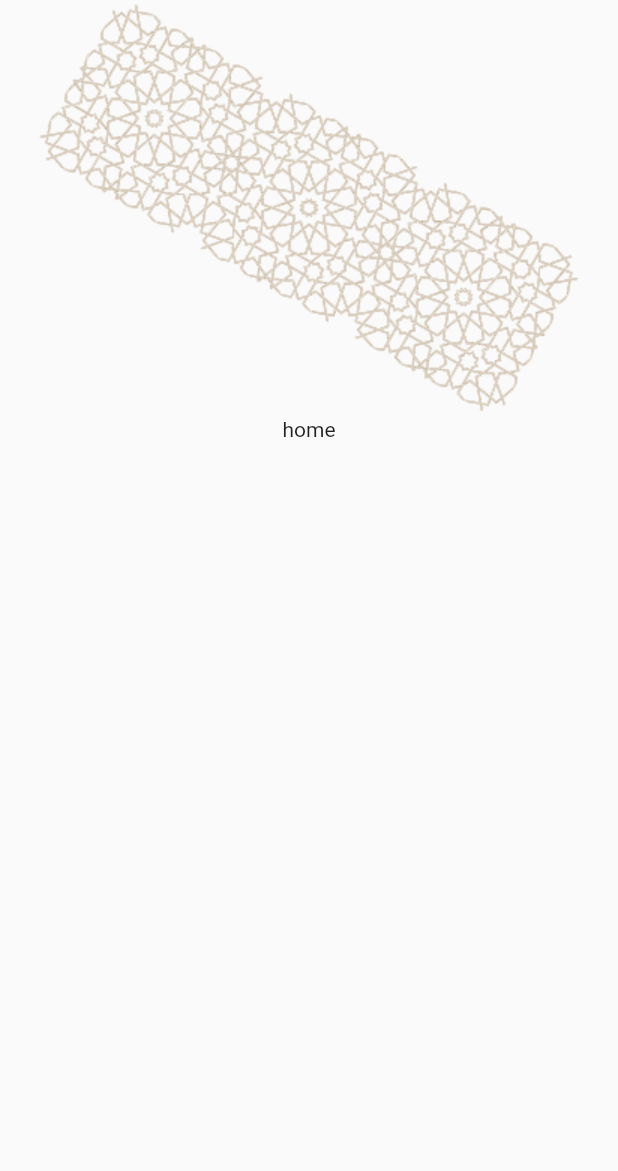
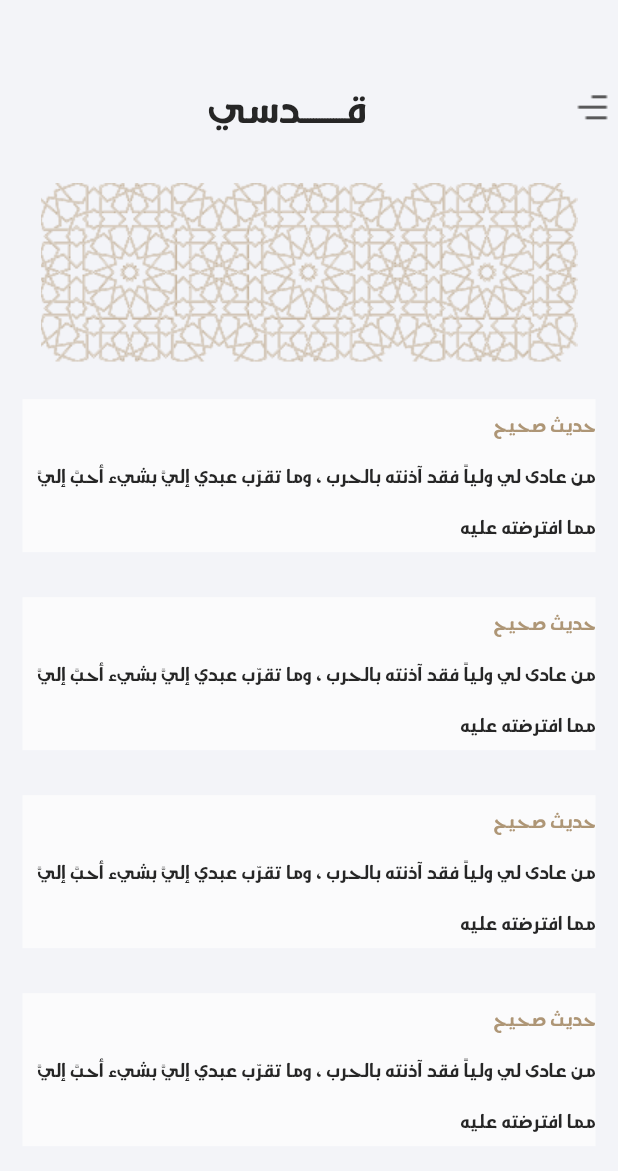
Before and after one commit to esraalshafi97/Qudsi, a Flutter app: the screen it shows after launch, on a phone screen of 412 x 824 dp. Shown: the top 1171 px of the screen. Run offline on Flutter 3.47's test engine with Material 2 defaults, Android fonts, the phone set to English and light mode, and no system bars; our stand-ins replace stacked, stacked_services.

Commit message:
first screen

```diff
--- a/lib/main.dart
+++ b/lib/main.dart
@@ -13,8 +13,17 @@ class QudsiApp extends StatelessWidget {
   Widget build(BuildContext context) {
     return MaterialApp(
       title: 'Qudsi',
+      debugShowCheckedModeBanner: false,
       theme: ThemeData(
-        primarySwatch: Colors.blue,
+       // primarySwatch:const Color(0XFFAE9676) ,
+       backgroundColor:const Color(0XFFFBFBFC) ,
+        scaffoldBackgroundColor: const Color(0XFFF3F4F8),
+        fontFamily: 'Jozoor',
+        textTheme: const TextTheme(
+      headline1: TextStyle(fontSize: 72.0, fontWeight: FontWeight.bold),
+      headline6: TextStyle(fontSize: 36.0,color: const Color(0XFFAE9676)),
+      bodyText2: TextStyle(fontSize: 14.0, fontFamily: 'Jozoor',color: Color(0XFF262626)),
+    ),
       ),
        home: HomeScreenView(),
        // MyHomePage(title: 'Qudsi Home Page'),
--- a/lib/ui/views/home/home_screen.dart
+++ b/lib/ui/views/home/home_screen.dart
@@ -1,22 +1,78 @@
 import 'package:flutter/material.dart';
+import 'package:qudsi_app/ui/widgets/headerBar.dart';
+
 class HomeScreenView extends StatelessWidget {
   const HomeScreenView({Key? key}) : super(key: key);
 
   @override
   Widget build(BuildContext context) {
     return Scaffold(
-      body: Column(
-        children: [
-          Image.asset("assets/images/image.png"),
-          Center(
+        body: SingleChildScrollView(
+          child: Directionality(
+              textDirection: TextDirection.rtl,
+              child: Column(
+          children: [
+            HeaderBar(),
+            Image.asset(
+              "assets/images/panner-design.png",
+              width: MediaQuery.of(context).size.width,
+            ),
+            Padding(
+              padding: const EdgeInsets.all(15.0),
               child: Container(
-            child: Column(
-              children: [
-              Text("home"),
-              ]),
-          )),
-        ],
-      ),
-    );
+                color: Theme.of(context).backgroundColor,
+                child: Column(
+                  crossAxisAlignment: CrossAxisAlignment.start,
+                  children: [
+                    Text("حديث صحيح",style: TextStyle(color: Theme.of(context).textTheme.headline6!.color),),
+                    Text("من عادى لي ولياً فقد آذنته بالحرب ، وما تقرّب عبدي إليَّ بشيء أحبَّ إليَّ مما افترضته عليه",style: TextStyle(fontSize: 14),),
+                  ],
+                ),
+              ),
+            ),
+             Padding(
+              padding: const EdgeInsets.all(15.0),
+              child: Container(
+                color: Theme.of(context).backgroundColor,
+                child: Column(
+                  crossAxisAlignment: CrossAxisAlignment.start,
+                  children: [
+                    Text("حديث صحيح",style: TextStyle(color: Theme.of(context).textTheme.headline6!.color),),
+                    Text("من عادى لي ولياً فقد آذنته بالحرب ، وما تقرّب عبدي إليَّ بشيء أحبَّ إليَّ مما افترضته عليه",style: TextStyle(fontSize: 14),),
+                  ],
+                ),
+              ),
+            )
+            ,
+             Padding(
+              padding: const EdgeInsets.all(15.0),
+              child: Container(
+                color: Theme.of(context).backgroundColor,
+                child: Column(
+                  crossAxisAlignment: CrossAxisAlignment.start,
+                  children: [
+                    Text("حديث صحيح",style: TextStyle(color: Theme.of(context).textTheme.headline6!.color),),
+                    Text("من عادى لي ولياً فقد آذنته بالحرب ، وما تقرّب عبدي إليَّ بشيء أحبَّ إليَّ مما افترضته عليه",style: TextStyle(fontSize: 14),),
+                  ],
+                ),
+              ),
+            ),
+             Padding(
+              padding: const EdgeInsets.all(15.0),
+              child: Container(
+                color: Theme.of(context).backgroundColor,
+                child: Column(
+                  crossAxisAlignment: CrossAxisAlignment.start,
+                  children: [
+                    Text("حديث صحيح",style: TextStyle(color: Theme.of(context).textTheme.headline6!.color),),
+                    Text("من عادى لي ولياً فقد آذنته بالحرب ، وما تقرّب عبدي إليَّ بشيء أحبَّ إليَّ مما افترضته عليه",style: TextStyle(fontSize: 14),),
+                  ],
+                ),
+              ),
+            )
+          ],
+              ),
+            ),
+        ));
   }
 }
--- /dev/null
+++ b/lib/ui/widgets/headerBar.dart
@@ -0,0 +1,28 @@
+import 'package:flutter/material.dart';
+
+class HeaderBar extends StatelessWidget {
+  const HeaderBar({ Key? key }) : super(key: key);
+
+  @override
+  Widget build(BuildContext context) {
+    return  Padding(
+            padding: const EdgeInsets.only(top: 35.0, bottom: 5, right: 5),
+            child: Container(
+              child: Row(
+                mainAxisAlignment: MainAxisAlignment.spaceBetween,
+                children: [
+                  Image.asset("assets/icons/menu-Regular.png",),
+                  Text(
+                    "قـــــــــــــــدسي",
+                    style: TextStyle(
+                        fontSize: 30,
+                        fontWeight: FontWeight.normal,
+                        color: Theme.of(context).textTheme.bodyText2!.color),
+                  ),
+                  SizedBox()
+                ],
+              ),
+            ),
+          );
+  }
+}
```
Also changed, not shown: fonts/jozoor-font/arbfonts.txt (added, +11 -0 lines), lib/ui/views/splash_screen.dart (+38 -7 lines), pubspec.yaml (+6 -11 lines), assets/icons/chevron-right-Regular.png (added), assets/icons/menu-Regular.png (added), assets/icons/search-Regular.png (added), assets/images/image.png (deleted), assets/images/panner-bottom.png (added), assets/images/panner-design.png (added), assets/images/panner.png (added), fonts/jozoor-font/ArbFonts.com-(4)/ArbFONTS-Jozoor Font.otf (added), fonts/jozoor-font/ArbFonts.com-(4)/ArbFONTS-Jozoor-Font.otf (added), fonts/jozoor-font/ArbFonts.com-(4)/ArbFONTS-Jozoor-Font.ttf (added), 1 other file.
